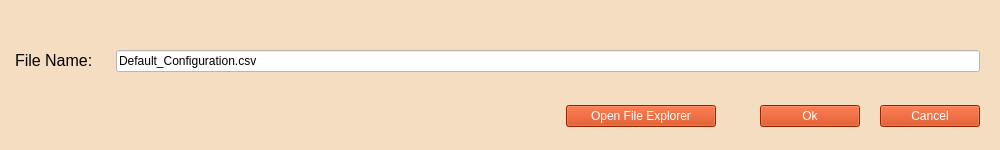
This is GUI/Qt_Files/filename_editor_window.ui in jrsm1/EWAS_Application as Qt 5 draws it before an edit. The edited form follows.
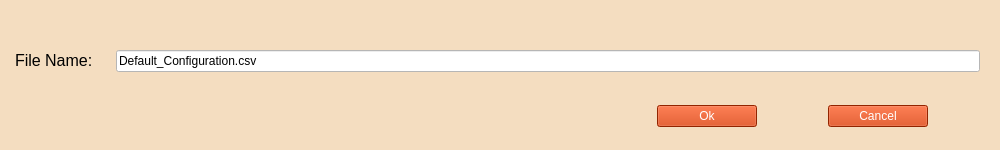
This is the edited form. Icons and pictures are not drawn.

What changed in the file:
```diff
--- a/GUI/Qt_Files/filename_editor_window.ui
+++ b/GUI/Qt_Files/filename_editor_window.ui
@@ -90,27 +90,6 @@
       <property name="rightMargin">
        <number>0</number>
       </property>
-      <item>
-       <widget class="QPushButton" name="open_FILE_EXPLORER_Button">
-        <property name="minimumSize">
-         <size>
-          <width>150</width>
-          <height>0</height>
-         </size>
-        </property>
-        <property name="styleSheet">
-         <string notr="true">background-color: rgb(204, 51, 0);
-font: 75 12pt &quot;MS Shell Dlg 2&quot;;
-color: rgb(255, 255, 255);</string>
-        </property>
-        <property name="text">
-         <string>Open File Explorer</string>
-        </property>
-        <property name="checkable">
-         <bool>false</bool>
-        </property>
-       </widget>
-      </item>
       <item>
        <spacer name="verticalSpacer_2">
         <property name="orientation">
```
